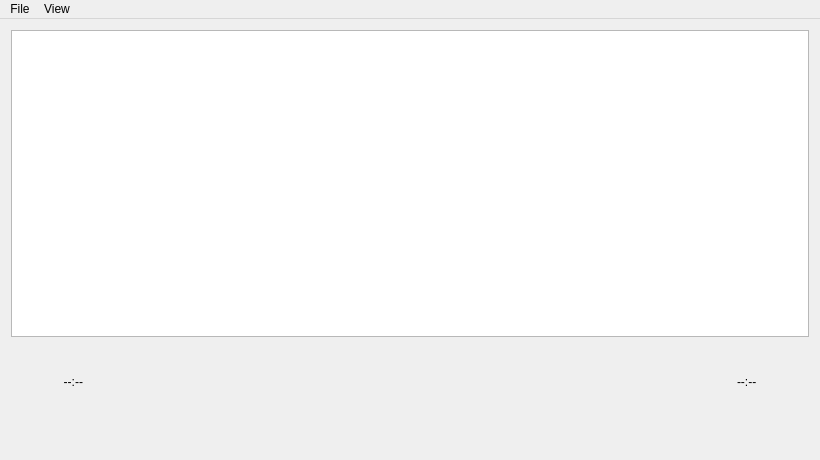
Qt form src/ui/playerwindow.ui (jacquelineb/Music-Player) before a commit.
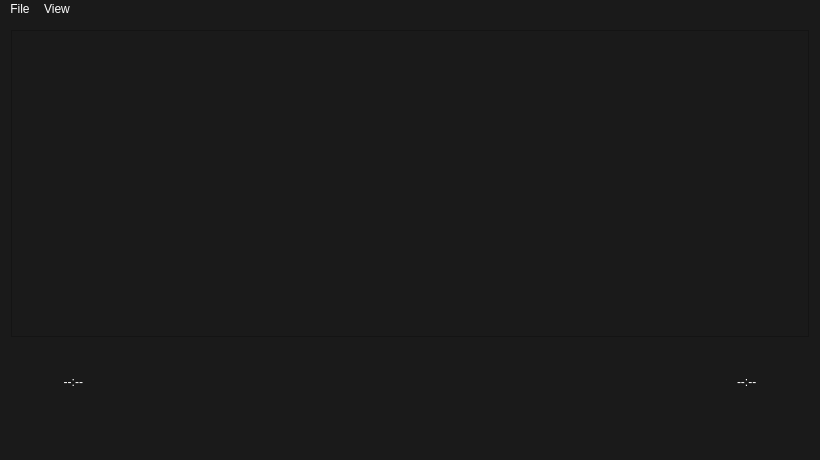
The same form after that commit. Custom widgets are drawn as their Qt base class.

What changed in the file:
```diff
--- a/src/ui/playerwindow.ui
+++ b/src/ui/playerwindow.ui
@@ -19,6 +19,20 @@
   <property name="windowTitle">
    <string>Music Player</string>
   </property>
+  <property name="styleSheet">
+   <string notr="true">QMainWindow {
+	background-color: #1a1a1a;
+}
+QWidget {
+	color: white;
+}
+QScrollBar:horizontal, QScrollBar:vertical {
+	background-color: #1a1a1a;
+}
+QScrollBar::sub-page:horizontal, QScrollBar::add-page:horizontal {
+	background-color: #646464;
+}</string>
+  </property>
   <widget class="QWidget" name="centralWidget">
    <layout class="QGridLayout" name="gridLayout">
     <item row="2" column="6">
@@ -67,70 +81,6 @@
     </item>
     <item row="0" column="0" colspan="8">
      <widget class="QTreeView" name="libraryView">
-      <property name="palette">
-       <palette>
-        <active>
-         <colorrole role="Highlight">
-          <brush brushstyle="SolidPattern">
-           <color alpha="255">
-            <red>85</red>
-            <green>0</green>
-            <blue>127</blue>
-           </color>
-          </brush>
-         </colorrole>
-         <colorrole role="HighlightedText">
-          <brush brushstyle="SolidPattern">
-           <color alpha="255">
-            <red>0</red>
-            <green>0</green>
-            <blue>0</blue>
-           </color>
-          </brush>
-         </colorrole>
-        </active>
-        <inactive>
-         <colorrole role="Highlight">
-          <brush brushstyle="SolidPattern">
-           <color alpha="255">
-            <red>85</red>
-            <green>0</green>
-            <blue>127</blue>
-           </color>
-          </brush>
-         </colorrole>
-         <colorrole role="HighlightedText">
-          <brush brushstyle="SolidPattern">
-           <color alpha="255">
-            <red>0</red>
-            <green>0</green>
-            <blue>0</blue>
-           </color>
-          </brush>
-         </colorrole>
-        </inactive>
-        <disabled>
-         <colorrole role="Highlight">
-          <brush brushstyle="SolidPattern">
-           <color alpha="255">
-            <red>85</red>
-            <green>0</green>
-            <blue>127</blue>
-           </color>
-          </brush>
-         </colorrole>
-         <colorrole role="HighlightedText">
-          <brush brushstyle="SolidPattern">
-           <color alpha="255">
-            <red>0</red>
-            <green>0</green>
-            <blue>0</blue>
-           </color>
-          </brush>
-         </colorrole>
-        </disabled>
-       </palette>
-      </property>
       <property name="focusPolicy">
        <enum>Qt::StrongFocus</enum>
       </property>
@@ -138,8 +88,14 @@
        <string notr="true">QTreeView::item:selected {
 	background-color: rgb(236, 193, 190);
 }
+QHeaderView::section { 
+	color: white;
+    background-color: #1a1a1a;
+}
 QTreeView {
-	outline: none;
+	background-color: #1a1a1a;
+	alternate-background-color: #646464;
+	color: white;
 }</string>
       </property>
       <property name="frameShadow">
@@ -306,6 +262,11 @@
      <height>21</height>
     </rect>
    </property>
+   <property name="styleSheet">
+    <string notr="true">background-color: #1a1a1a;
+color: white;
+</string>
+   </property>
    <widget class="QMenu" name="menuFile">
     <property name="title">
      <string>File</string>
```
